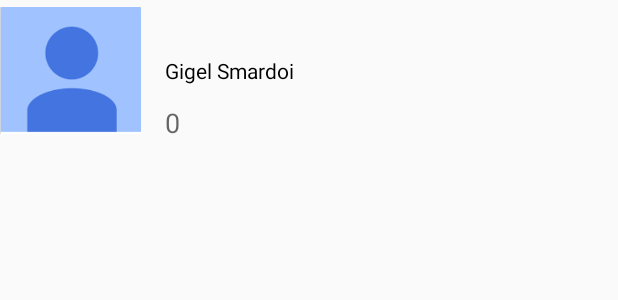
After one commit to crisojog/chain, an Android app: the layout list_item_friend.xml on its own in the app's theme, with its tools: preview values and no code run, on a phone screen of 412 x 824 dp. The commit adds this screen. Shown: the top 300 px of the screen. Run offline under Robolectric (Android 15) with nearby library versions, the phone set to English and light mode, and no system bars.

Commit message:
Friends List added

```diff
--- a/Chain/app/src/main/java/com/farapile/android/chain/TaskAdapter.java
+++ b/Chain/app/src/main/java/com/farapile/android/chain/TaskAdapter.java
@@ -65,7 +65,7 @@ public class TaskAdapter extends ArrayAdapter<TaskBean> {
             }
 
             ImageView imgType = (ImageView) v.findViewById(R.id.taskIcon);
-            imgType.setImageDrawable(mContext.getDrawable(drawables[p.getType()]));
+            imgType.setImageDrawable(mContext.getResources().getDrawable(drawables[p.getType()]));
 
             LinearLayout t = (LinearLayout) v.findViewById(R.id.taskIconLayout);
             ((GradientDrawable) t.getBackground()).setColor(mContext.getResources().getColor(colors[p.getType()]));
--- /dev/null
+++ b/Chain/app/src/main/res/layout/list_item_friend.xml
@@ -0,0 +1,36 @@
+<?xml version="1.0" encoding="utf-8"?>
+<LinearLayout xmlns:android="http://schemas.android.com/apk/res/android"
+    android:orientation="horizontal"
+    android:layout_width="match_parent"
+    android:layout_height="wrap_content">
+
+
+    <ImageView
+        android:layout_width="94dp"
+        android:layout_height="94dp"
+        android:id="@+id/friendIcon"
+        android:src="@drawable/profile" />
+
+    <FrameLayout
+        android:layout_width="match_parent"
+        android:layout_height="match_parent"
+        android:layout_marginLeft="16dp">
+
+        <TextView
+            android:layout_width="wrap_content"
+            android:layout_height="wrap_content"
+            android:textAppearance="?android:attr/textAppearanceMedium"
+            android:text="Gigel Smardoi"
+            android:id="@+id/friendName"
+            android:layout_gravity="left|center_vertical"
+            style="@style/TextBody" />
+
+        <TextView
+            android:layout_width="wrap_content"
+            android:layout_height="wrap_content"
+            android:textAppearance="?android:attr/textAppearanceMedium"
+            android:text="0"
+            android:id="@+id/numTasks"
+            android:layout_gravity="left|bottom" />
+    </FrameLayout>
+</LinearLayout>
```
Also changed, not shown: Chain/app/src/main/java/com/farapile/android/chain/ContentProvider.java (+21 -1 lines), Chain/app/src/main/java/com/farapile/android/chain/FriendAdapter.java (added, +58 -0 lines), Chain/app/src/main/java/com/farapile/android/chain/FriendListFragment.java (added, +58 -0 lines), Chain/app/src/main/java/com/farapile/android/chain/MainActivity.java (+21 -5 lines), Chain/app/src/main/java/com/farapile/android/chain/TaskListFragment.java (+4 -4 lines), Chain/app/src/main/res/layout/fragment_friend_list.xml (added, +19 -0 lines), Chain/app/src/main/res/drawable/profile.png (added), 1 other file.
